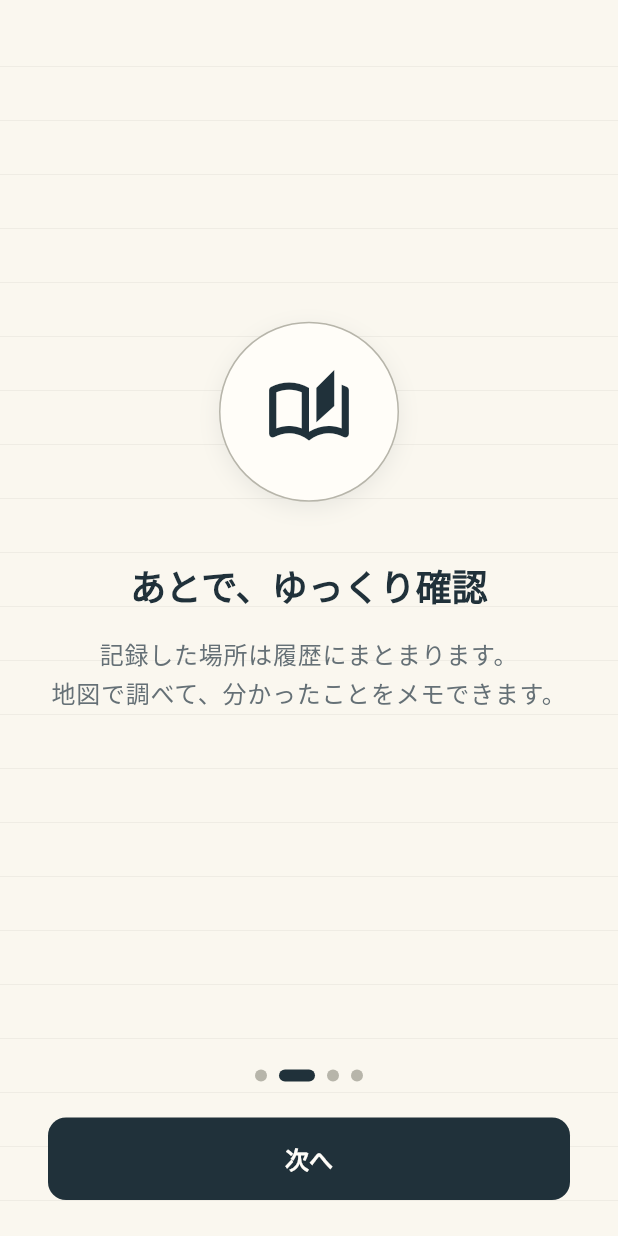
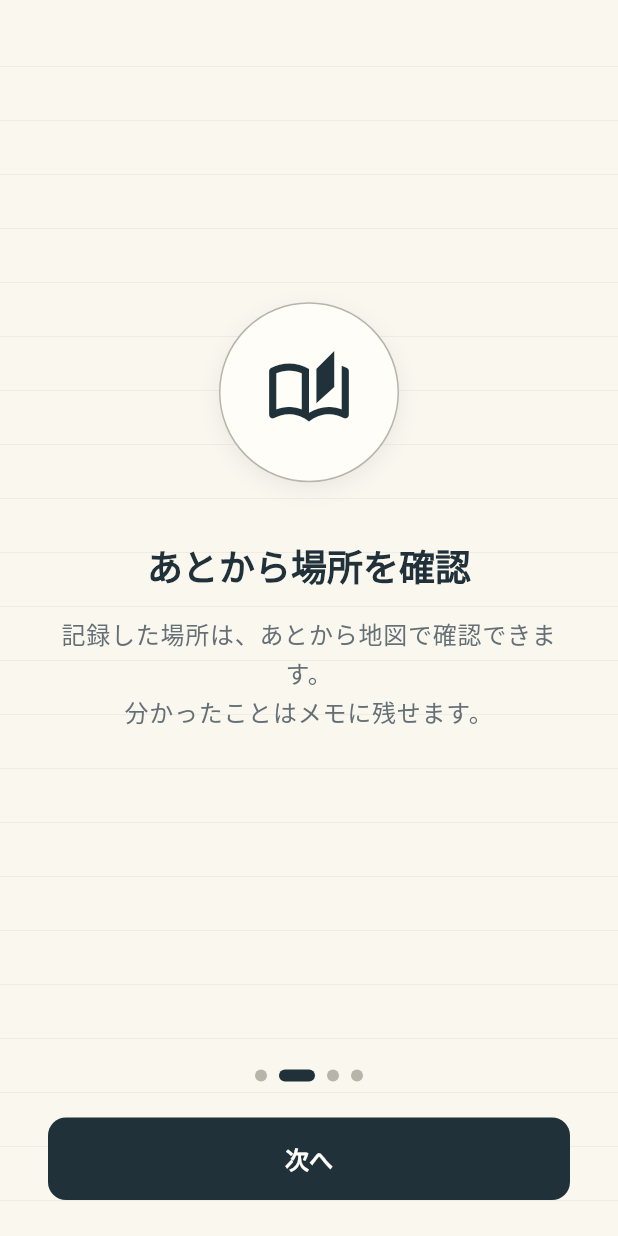
Before and after one commit to tofu575/tappin, a Flutter app: the screen it shows after launch, swiped to page 2, on a phone screen of 412 x 824 dp. Run offline on Flutter 3.47's test engine with Material 3 defaults, Android fonts, the light colour scheme and no system bars; our stand-ins replace flutter_dotenv, flutter_hooks, flutter_map, flutter_riverpod, geocoding, geolocator and 4 more; missing offline and left inert: flutter_map_marker_cluster, flutter_map_tile_caching.

Commit message:
add theme fonts

```diff
--- a/lib/l10n/app_localizations_ja.dart
+++ b/lib/l10n/app_localizations_ja.dart
@@ -33,28 +33,28 @@ class AppLocalizationsJa extends AppLocalizations {
 
   @override
   String get onboardingWelcomeDescription =>
-      '気になった場所を、その場でワンタップ。\nあとで思い出すために、いったん預けられます。';
+      '気になった場所を見つけたら、その場でワンタップ。\n場所と時間をすぐに記録できます。';
 
   @override
-  String get onboardingReviewTitle => 'あとで、ゆっくり確認';
+  String get onboardingReviewTitle => 'あとから場所を確認';
 
   @override
   String get onboardingReviewDescription =>
-      '記録した場所は履歴にまとまります。\n地図で調べて、分かったことをメモできます。';
+      '記録した場所は、あとから地図で確認できます。\n分かったことはメモに残せます。';
 
   @override
   String get onboardingQuickModeTitle => '移動中は Quick Mode';
 
   @override
   String get onboardingQuickModeDescription =>
-      '画面のどこをタップしても場所を記録。\n車でも電車でも、歩いているときでも使えます。';
+      '画面のどこをタップしても場所を記録できます。\n車や電車、徒歩での移動中に使えます。';
 
   @override
   String get onboardingPrivacyTitle => '位置情報について';
 
   @override
   String get onboardingPrivacyDescription =>
-      '位置情報はピンの記録にのみ使用します。\nデータはすべてお使いの端末内に保存され、外部に送信されません。';
+      '位置情報は場所の記録にのみ使用します。\n記録したデータは端末内に保存され、外部には送信されません。';
 
   @override
   String get start => 'はじめる';
@@ -63,13 +63,13 @@ class AppLocalizationsJa extends AppLocalizations {
   String get next => '次へ';
 
   @override
-  String get homeTagline => '気になった場所を、ここに預けよう。';
+  String get homeTagline => '気になった場所を記録しよう。';
 
   @override
   String get record => '記録';
 
   @override
-  String get pinHere => 'ここに留める';
+  String get pinHere => '場所を記録';
 
   @override
   String get history => '履歴';
@@ -83,7 +83,7 @@ class AppLocalizationsJa extends AppLocalizations {
   String get quickMode => 'Quick Mode';
 
   @override
-  String get quickModeGuide => '画面のどこをタップしても、\n気になった場所をすぐ記録できます。';
+  String get quickModeGuide => '画面のどこをタップしても、\n現在地をすぐに記録できます。';
 
   @override
   String get startQuickMode => 'Quick Modeをはじめる';
@@ -92,10 +92,10 @@ class AppLocalizationsJa extends AppLocalizations {
   String get checkingPlace => '場所を確認中…';
 
   @override
-  String get coordinateRecorded => '記録した座標を預かりました';
+  String get coordinateRecorded => '位置を記録しました';
 
   @override
-  String get justPinned => 'いま預けました';
+  String get justPinned => '記録しました';
 
   @override
   String get historyTitle => '記録をふりかえる';
@@ -106,7 +106,7 @@ class AppLocalizationsJa extends AppLocalizations {
   }
 
   @override
-  String get historyDescription => '気になった場所を、ひとつずつ確かめよう。';
+  String get historyDescription => '記録した場所を、ひとつずつ確認できます。';
 
   @override
   String unreviewedCount(int count) {
@@ -122,22 +122,22 @@ class AppLocalizationsJa extends AppLocalizations {
   String get noPinsTitle => 'まだ記録がありません';
 
   @override
-  String get noPinsDescription => 'ホームから、気になった場所を預けてみましょう。';
+  String get noPinsDescription => '気になった場所を記録してみましょう。';
 
   @override
-  String get noUnreviewedTitle => 'いま確認する記録はありません';
+  String get noUnreviewedTitle => '未確認の記録はありません';
 
   @override
-  String get noReviewedTitle => '確認済みの記録はまだありません';
+  String get noReviewedTitle => '確認済みの記録はありません';
 
   @override
-  String get noUnreviewedDescription => '気になった場所は、ホームから気軽に預けられます。';
+  String get noUnreviewedDescription => '新しく記録した場所がここに表示されます。';
 
   @override
-  String get noReviewedDescription => '確認を終えた記録がここに残ります。';
+  String get noReviewedDescription => '確認を終えた記録がここに表示されます。';
 
   @override
-  String get reviewLater => 'あとで見る';
+  String get reviewLater => 'あとで確認';
 
   @override
   String get reviewed => '確認済み';
@@ -166,10 +166,10 @@ class AppLocalizationsJa extends AppLocalizations {
   String get deletePinDescription => '削除した記録は元に戻せません。';
 
   @override
-  String get reviewLaterRecord => 'あとで見るための記録';
+  String get reviewLaterRecord => '未確認の記録';
 
   @override
-  String get checkingAddress => '住所を確認しています…';
+  String get checkingAddress => '住所を確認中…';
 
   @override
   String pinRecordedAt(
@@ -194,31 +194,31 @@ class AppLocalizationsJa extends AppLocalizations {
   }
 
   @override
-  String get researchPlaceTitle => 'この場所を調べる';
+  String get researchPlaceTitle => '場所を確認';
 
   @override
-  String get externalMapDescription => '外部の地図アプリが開きます。';
+  String get externalMapDescription => '外部の地図アプリを開きます。';
 
   @override
-  String get findingsTitle => '分かったこと';
+  String get findingsTitle => 'メモ';
 
   @override
   String get addMemo => 'メモを追加';
 
   @override
-  String get noMemoYet => 'まだメモはありません';
+  String get noMemoYet => 'メモはありません';
 
   @override
-  String get markReviewed => '確認できた';
+  String get markReviewed => '確認済みにする';
 
   @override
   String get markUnreviewed => '未確認に戻す';
 
   @override
-  String get googleMapsAction => 'Google Mapsで場所を確認';
+  String get googleMapsAction => 'Google Mapsで確認';
 
   @override
-  String get streetViewAction => 'ストリートビューで周辺を見る';
+  String get streetViewAction => 'ストリートビューで確認';
 
   @override
   String get externalMapError => '地図アプリを開けませんでした';
@@ -230,13 +230,13 @@ class AppLocalizationsJa extends AppLocalizations {
   String get memoHint => 'メモを入力...';
 
   @override
-  String get permissionDenied => '位置情報が許可されませんでした';
+  String get permissionDenied => '位置情報が許可されていません';
 
   @override
   String get permissionRequiredTitle => '位置情報の許可が必要です';
 
   @override
-  String get permissionRequiredDescription => '設定から位置情報へのアクセスを許可してください';
+  String get permissionRequiredDescription => '設定から位置情報へのアクセスを許可してください。';
 
   @override
   String get openSettings => '設定を開く';
@@ -246,15 +246,15 @@ class AppLocalizationsJa extends AppLocalizations {
 
   @override
   String recordError(String error) {
-    return 'エラーが発生しました: $error';
+    return '記録できませんでした: $error';
   }
 
   @override
-  String get quickModeReturningHome => 'ホームへ戻ります';
+  String get quickModeReturningHome => 'Quick Modeを終了します';
 
   @override
   String quickModeRecordedCount(int count) {
-    return '$count 件記録済み';
+    return '$count 件記録';
   }
 
   @override
@@ -264,22 +264,22 @@ class AppLocalizationsJa extends AppLocalizations {
   String get quickModeTapAnywhere => '画面のどこでもタップで記録';
 
   @override
-  String get quickModeExitGuide => '終了するには約1.5秒長押し';
+  String get quickModeExitGuide => '約1.5秒長押しで終了';
 
   @override
   String get recordListTitle => '記録一覧';
 
   @override
-  String get deleteRecordTitle => '削除しますか？';
+  String get deleteRecordTitle => 'この記録を削除しますか？';
 
   @override
-  String get deleteRecordDescription => 'この記録を削除します。元に戻せません。';
+  String get deleteRecordDescription => '削除した記録は元に戻せません。';
 
   @override
-  String get deleteSwipeGuide => '記録を左にスワイプすると削除できます';
+  String get deleteSwipeGuide => '左にスワイプして削除';
 
   @override
-  String get emptyRecordListDescription => 'ホーム画面の記録ボタンを押して\n現在地を保存しましょう';
+  String get emptyRecordListDescription => 'ホームから気になった場所を記録してみましょう。';
 
   @override
   String get mapTitle => 'マップ';
--- a/lib/presentation/theme/tap_pin_theme.dart
+++ b/lib/presentation/theme/tap_pin_theme.dart
@@ -1,6 +1,14 @@
 import 'package:flutter/material.dart';
 
 import 'package:tappin/presentation/theme/tap_pin_colors.dart';
+
+const _gothicFontFamily = 'sans-serif';
+const _gothicFontFallback = <String>[
+  'Noto Sans JP',
+  'Hiragino Sans',
+  'Yu Gothic',
+  'Meiryo',
+];
 
 /// 画鋲と現代的なフィールドノートを表すアプリThemeを構築する。
 ThemeData buildTapPinTheme() {
@@ -31,6 +39,8 @@ ThemeData buildTapPinTheme() {
     colorScheme: scheme,
     scaffoldBackgroundColor: colors.paper,
     useMaterial3: true,
+    fontFamily: _gothicFontFamily,
+    fontFamilyFallback: _gothicFontFallback,
     extensions: const [colors],
     appBarTheme: AppBarTheme(
       backgroundColor: Colors.transparent,
@@ -43,6 +53,8 @@ ThemeData buildTapPinTheme() {
         fontSize: 20,
         fontWeight: FontWeight.w700,
         letterSpacing: 0.2,
+        fontFamily: _gothicFontFamily,
+        fontFamilyFallback: _gothicFontFallback,
       ),
     ),
     cardTheme: CardThemeData(
```
Also changed, not shown: lib/l10n/app_localizations.dart (+36 -36 lines), 1 other file.
